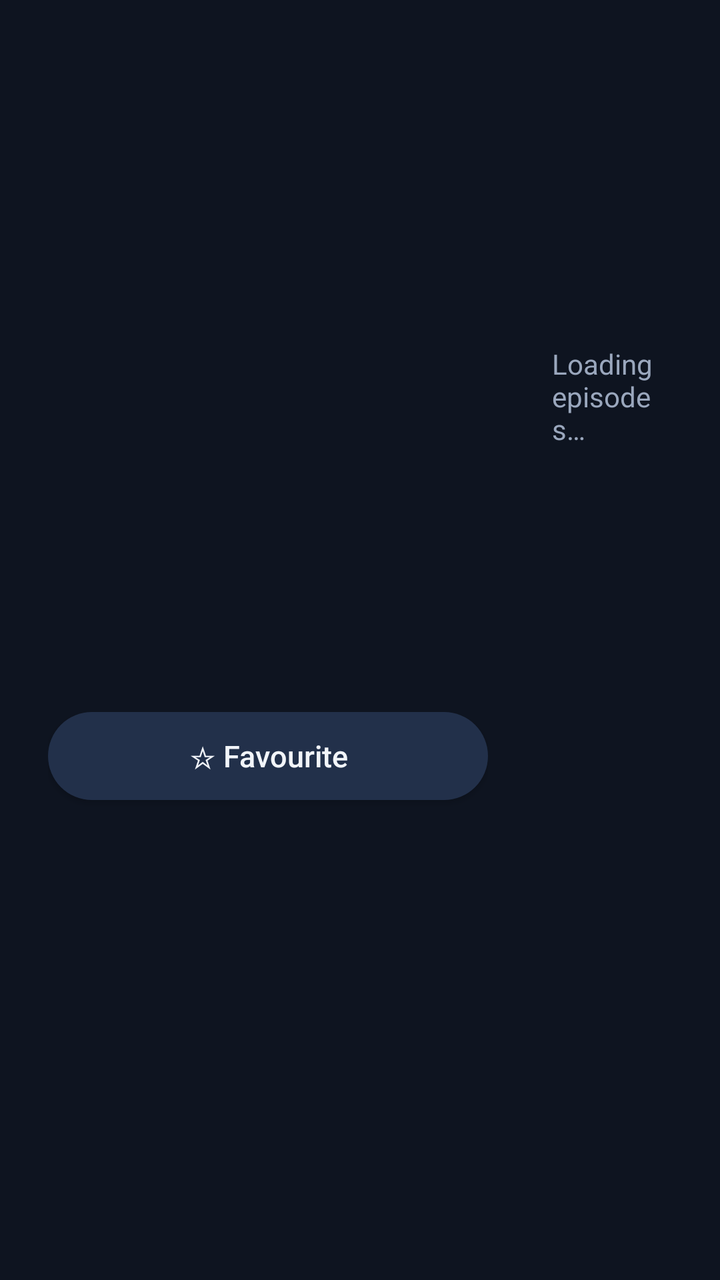
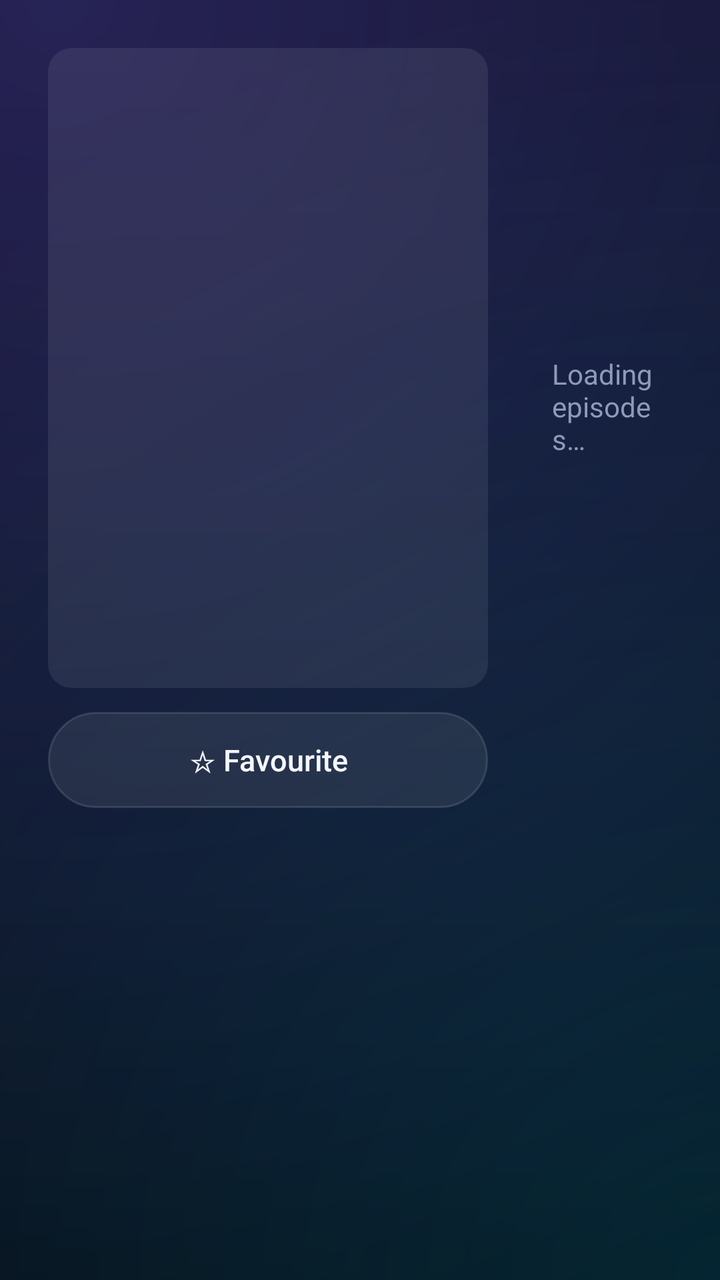

Screens rendered from an Android XML layout before and after an edit, with the pre-edit source and the edit as a unified diff.
<!-- AndroidManifest.xml: application theme AppTheme -->
<!-- res/layout/activity_series_detail.xml -->
<?xml version="1.0" encoding="utf-8"?>
<LinearLayout xmlns:android="http://schemas.android.com/apk/res/android"
    android:layout_width="match_parent"
    android:layout_height="match_parent"
    android:orientation="horizontal"
    android:padding="24dp">

    <LinearLayout
        android:layout_width="220dp"
        android:layout_height="match_parent"
        android:orientation="vertical">

        <ImageView
            android:id="@+id/poster"
            android:layout_width="220dp"
            android:layout_height="320dp"
            android:scaleType="centerCrop" />

        <Button
            android:id="@+id/btnFav"
            style="@style/Btn"
            android:layout_width="match_parent"
            android:layout_marginTop="12dp"
            android:layout_marginRight="0dp"
            android:text="☆ Favourite" />
    </LinearLayout>

    <LinearLayout
        android:layout_width="0dp"
        android:layout_height="match_parent"
        android:layout_marginLeft="24dp"
        android:layout_weight="1"
        android:orientation="vertical">

        <TextView
            android:id="@+id/title"
            style="@style/Title"
            android:layout_width="match_parent"
            android:layout_height="wrap_content" />

        <TextView
            android:id="@+id/meta"
            android:layout_width="match_parent"
            android:layout_height="wrap_content"
            android:layout_marginTop="4dp"
            android:textColor="@color/gold"
            android:textSize="14sp" />

        <TextView
            android:id="@+id/plot"
            android:layout_width="match_parent"
            android:layout_height="wrap_content"
            android:layout_marginTop="6dp"
            android:ellipsize="end"
            android:maxLines="3"
            android:textColor="@color/text_dim"
            android:textSize="14sp" />

        <androidx.recyclerview.widget.RecyclerView
            android:id="@+id/seasons"
            android:layout_width="match_parent"
            android:layout_height="48dp"
            android:layout_marginTop="12dp" />

        <TextView
            android:id="@+id/status"
            android:layout_width="match_parent"
            android:layout_height="wrap_content"
            android:padding="8dp"
            android:text="Loading episodes…"
            android:textColor="@color/text_dim" />

        <androidx.recyclerview.widget.RecyclerView
            android:id="@+id/episodes"
            android:layout_width="match_parent"
            android:layout_height="0dp"
            android:layout_weight="1" />
    </LinearLayout>
</LinearLayout>
<!-- resources referenced by this layout -->
<resources>
  <color name="gold">#FFC83D</color>
  <color name="text_dim">#9AA7BD</color>
  <style name="Btn">
          <item name="android:layout_width">wrap_content</item>
          <item name="android:layout_height">44dp</item>
          <item name="android:paddingLeft">22dp</item>
          <item name="android:paddingRight">22dp</item>
          <item name="android:layout_marginRight">10dp</item>
          <item name="android:background">@drawable/bg_button</item>
          <item name="android:textColor">@color/text</item>
          <item name="android:textSize">15sp</item>
          <item name="android:textAllCaps">false</item>
          <item name="android:gravity">center</item>
          <item name="android:focusable">true</item>
          <item name="android:clickable">true</item>
      </style>
  <style name="Title">
          <item name="android:textColor">@color/text</item>
          <item name="android:textSize">24sp</item>
          <item name="android:textStyle">bold</item>
      </style>
  <style name="AppTheme" parent="Theme.AppCompat.NoActionBar">
          <item name="colorPrimary">@color/accent</item>
          <item name="colorPrimaryDark">@color/bg</item>
          <item name="colorAccent">@color/accent</item>
          <item name="android:windowBackground">@color/bg</item>
          <item name="android:textColor">@color/text</item>
          <item name="android:textColorPrimary">@color/text</item>
          <item name="android:textColorSecondary">@color/text_dim</item>
          <item name="android:textColorHint">@color/text_dim</item>
          <item name="android:windowFullscreen">true</item>
      </style>
  <!-- drawable bg_button (drawable) -->
  <?xml version="1.0" encoding="utf-8"?>
  <selector xmlns:android="http://schemas.android.com/apk/res/android">
      <item android:state_focused="true">
          <shape android:shape="rectangle">
              <solid android:color="@color/accent" />
              <corners android:radius="22dp" />
              <stroke android:width="2dp" android:color="#FFFFFF" />
          </shape>
      </item>
      <item android:state_pressed="true">
          <shape android:shape="rectangle">
              <solid android:color="@color/accent" />
              <corners android:radius="22dp" />
          </shape>
      </item>
      <item android:state_activated="true">
          <shape android:shape="rectangle">
              <solid android:color="@color/panel_light" />
              <corners android:radius="22dp" />
              <stroke android:width="1dp" android:color="@color/accent" />
          </shape>
      </item>
      <item>
          <shape android:shape="rectangle">
              <solid android:color="@color/panel_light" />
              <corners android:radius="22dp" />
          </shape>
      </item>
  </selector>
  <color name="text">#F2F5FA</color>
  <color name="accent">#2F9BFF</color>
  <color name="bg">#0E1420</color>
  <color name="panel_light">#22304A</color>
</resources>

<!-- the commit's change to res/layout/activity_series_detail.xml (unified diff, before → after) -->
@@ -12,6 +12,7 @@
 
         <ImageView
             android:id="@+id/poster"
+            android:background="@drawable/bg_round_clip"
             android:layout_width="220dp"
             android:layout_height="320dp"
             android:scaleType="centerCrop" />
@@ -58,6 +59,9 @@
 
         <androidx.recyclerview.widget.RecyclerView
             android:id="@+id/seasons"
+            android:clipToPadding="false"
+            android:clipChildren="false"
+            android:padding="6dp"
             android:layout_width="match_parent"
             android:layout_height="48dp"
             android:layout_marginTop="12dp" />
@@ -72,6 +76,9 @@
 
         <androidx.recyclerview.widget.RecyclerView
             android:id="@+id/episodes"
+            android:clipToPadding="false"
+            android:clipChildren="false"
+            android:padding="6dp"
             android:layout_width="match_parent"
             android:layout_height="0dp"
             android:layout_weight="1" />
<!-- resource entries referenced after the edit -->
@@ -1,16 +1,24 @@
 <!-- resources referenced by this layout -->
 <resources>
-  <color name="gold">#FFC83D</color>
-  <color name="text_dim">#9AA7BD</color>
+  <color name="gold">#FFC548</color>
+  <color name="text_dim">#8E9AB8</color>
+  <!-- drawable bg_round_clip (drawable) -->
+  <?xml version="1.0" encoding="utf-8"?>
+  <shape xmlns:android="http://schemas.android.com/apk/res/android" android:shape="rectangle">
+      <solid android:color="#14FFFFFF" />
+      <corners android:radius="12dp" />
+  </shape>
   <style name="Btn">
           <item name="android:layout_width">wrap_content</item>
-          <item name="android:layout_height">44dp</item>
-          <item name="android:paddingLeft">22dp</item>
-          <item name="android:paddingRight">22dp</item>
-          <item name="android:layout_marginRight">10dp</item>
+          <item name="android:layout_height">48dp</item>
+          <item name="android:paddingLeft">26dp</item>
+          <item name="android:paddingRight">26dp</item>
+          <item name="android:layout_marginRight">12dp</item>
           <item name="android:background">@drawable/bg_button</item>
+          <item name="android:stateListAnimator">@animator/focus_lift</item>
           <item name="android:textColor">@color/text</item>
           <item name="android:textSize">15sp</item>
+          <item name="android:fontFamily">sans-serif-medium</item>
           <item name="android:textAllCaps">false</item>
           <item name="android:gravity">center</item>
           <item name="android:focusable">true</item>
@@ -18,53 +26,141 @@
       </style>
   <style name="Title">
           <item name="android:textColor">@color/text</item>
-          <item name="android:textSize">24sp</item>
-          <item name="android:textStyle">bold</item>
+          <item name="android:textSize">28sp</item>
+          <item name="android:fontFamily">sans-serif-medium</item>
+          <item name="android:letterSpacing">0.01</item>
       </style>
   <style name="AppTheme" parent="Theme.AppCompat.NoActionBar">
           <item name="colorPrimary">@color/accent</item>
           <item name="colorPrimaryDark">@color/bg</item>
-          <item name="colorAccent">@color/accent</item>
-          <item name="android:windowBackground">@color/bg</item>
+          <item name="colorAccent">@color/accent2</item>
+          <item name="colorControlActivated">@color/accent2</item>
+          <item name="android:windowBackground">@drawable/bg_app</item>
           <item name="android:textColor">@color/text</item>
           <item name="android:textColorPrimary">@color/text</item>
           <item name="android:textColorSecondary">@color/text_dim</item>
           <item name="android:textColorHint">@color/text_dim</item>
+          <item name="android:fontFamily">sans-serif</item>
           <item name="android:windowFullscreen">true</item>
+          <item name="alertDialogTheme">@style/DialogTheme</item>
       </style>
   <!-- drawable bg_button (drawable) -->
   <?xml version="1.0" encoding="utf-8"?>
   <selector xmlns:android="http://schemas.android.com/apk/res/android">
       <item android:state_focused="true">
           <shape android:shape="rectangle">
-              <solid android:color="@color/accent" />
-              <corners android:radius="22dp" />
-              <stroke android:width="2dp" android:color="#FFFFFF" />
+              <gradient android:angle="0" android:startColor="@color/accent" android:endColor="@color/accent2" />
+              <corners android:radius="24dp" />
+              <stroke android:width="2dp" android:color="#E6FFFFFF" />
           </shape>
       </item>
       <item android:state_pressed="true">
           <shape android:shape="rectangle">
-              <solid android:color="@color/accent" />
-              <corners android:radius="22dp" />
+              <gradient android:angle="0" android:startColor="@color/accent_dark" android:endColor="@color/accent" />
+              <corners android:radius="24dp" />
           </shape>
       </item>
       <item android:state_activated="true">
           <shape android:shape="rectangle">
-              <solid android:color="@color/panel_light" />
-              <corners android:radius="22dp" />
-              <stroke android:width="1dp" android:color="@color/accent" />
+              <solid android:color="#337C5CFF" />
+              <corners android:radius="24dp" />
+              <stroke android:width="1.5dp" android:color="@color/accent" />
           </shape>
       </item>
       <item>
           <shape android:shape="rectangle">
-              <solid android:color="@color/panel_light" />
-              <corners android:radius="22dp" />
+              <solid android:color="@color/glass" />
+              <corners android:radius="24dp" />
+              <stroke android:width="1dp" android:color="@color/glass_stroke" />
           </shape>
       </item>
   </selector>
-  <color name="text">#F2F5FA</color>
-  <color name="accent">#2F9BFF</color>
-  <color name="bg">#0E1420</color>
-  <color name="panel_light">#22304A</color>
+  <color name="text">#F5F7FF</color>
+  <color name="accent">#7C5CFF</color>
+  <color name="bg">#070A12</color>
+  <color name="accent2">#00D4FF</color>
+  <!-- drawable bg_app (drawable) -->
+  <?xml version="1.0" encoding="utf-8"?>
+  <layer-list xmlns:android="http://schemas.android.com/apk/res/android">
+      <item>
+          <shape android:shape="rectangle">
+              <gradient android:angle="270" android:startColor="#0B1020" android:endColor="#05070D" />
+          </shape>
+      </item>
+      <item>
+          <shape android:shape="rectangle">
+              <gradient android:type="radial" android:centerX="0.08" android:centerY="0.0"
+                  android:gradientRadius="700dp" android:startColor="#3D7C5CFF" android:endColor="#007C5CFF" />
+          </shape>
+      </item>
+      <item>
+          <shape android:shape="rectangle">
+              <gradient android:type="radial" android:centerX="1.0" android:centerY="1.0"
+                  android:gradientRadius="650dp" android:startColor="#2600D4FF" android:endColor="#0000D4FF" />
+          </shape>
+      </item>
+  </layer-list>
+  <style name="DialogTheme" parent="ThemeOverlay.AppCompat.Dialog.Alert">
+          <item name="android:windowBackground">@drawable/bg_dialog</item>
+          <item name="colorAccent">@color/accent2</item>
+          <item name="colorControlActivated">@color/accent2</item>
+          <item name="android:textColorPrimary">@color/text</item>
+          <item name="android:textColor">@color/text</item>
+          <item name="android:textColorSecondary">@color/text_dim</item>
+          <item name="android:listSelector">@drawable/bg_row</item>
+          <item name="buttonBarButtonStyle">@style/DialogButton</item>
+      </style>
+  <color name="accent_dark">#5A3FE0</color>
+  <color name="glass">#14FFFFFF</color>
+  <color name="glass_stroke">#1FFFFFFF</color>
+  <!-- drawable bg_dialog (drawable) -->
+  <?xml version="1.0" encoding="utf-8"?>
+  <inset xmlns:android="http://schemas.android.com/apk/res/android" android:inset="16dp">
+      <shape android:shape="rectangle">
+          <gradient android:angle="270" android:startColor="#1A2236" android:endColor="#10152A" />
+          <corners android:radius="22dp" />
+          <stroke android:width="1dp" android:color="#337C5CFF" />
+      </shape>
+  </inset>
+  <!-- drawable bg_row (drawable) -->
+  <?xml version="1.0" encoding="utf-8"?>
+  <selector xmlns:android="http://schemas.android.com/apk/res/android">
+      <item android:state_focused="true">
+          <shape android:shape="rectangle">
+              <gradient android:angle="0" android:startColor="@color/accent" android:endColor="@color/accent2" />
+              <corners android:radius="12dp" />
+              <stroke android:width="2dp" android:color="#E6FFFFFF" />
+          </shape>
+      </item>
+      <item android:state_pressed="true">
+          <shape android:shape="rectangle">
+              <gradient android:angle="0" android:startColor="@color/accent_dark" android:endColor="@color/accent" />
+              <corners android:radius="12dp" />
+          </shape>
+      </item>
+      <item android:state_activated="true">
+          <shape android:shape="rectangle">
+              <solid android:color="#337C5CFF" />
+              <corners android:radius="12dp" />
+              <stroke android:width="1.5dp" android:color="@color/accent" />
+          </shape>
+      </item>
+      <item>
+          <shape android:shape="rectangle">
+              <solid android:color="#00000000" />
+              <corners android:radius="12dp" />
+              <stroke android:width="1dp" android:color="#00000000" />
+          </shape>
+      </item>
+  </selector>
+  <style name="DialogButton" parent="Widget.AppCompat.Button.ButtonBar.AlertDialog">
+          <item name="android:textColor">@color/accent2</item>
+          <item name="android:textAllCaps">false</item>
+          <item name="android:textSize">16sp</item>
+          <item name="android:background">@drawable/bg_button</item>
+          <item name="android:layout_marginLeft">8dp</item>
+          <item name="android:paddingLeft">20dp</item>
+          <item name="android:paddingRight">20dp</item>
+      </style>
 </resources>
 
